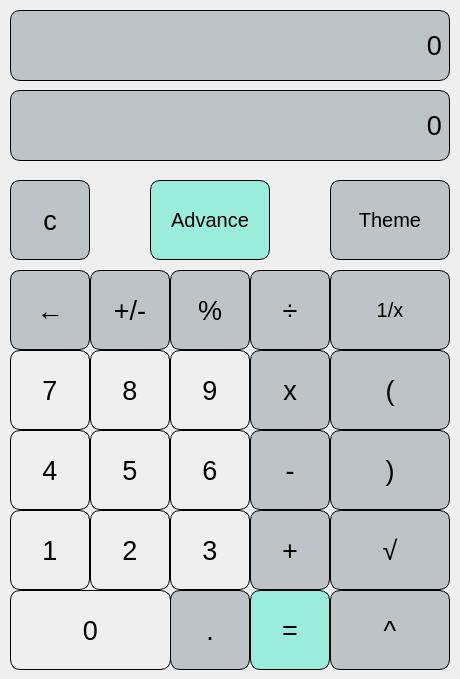
Old version of the form QT_Calc/mainwindow.ui in the repository monika-shaw-cctech/QT-Calculator.
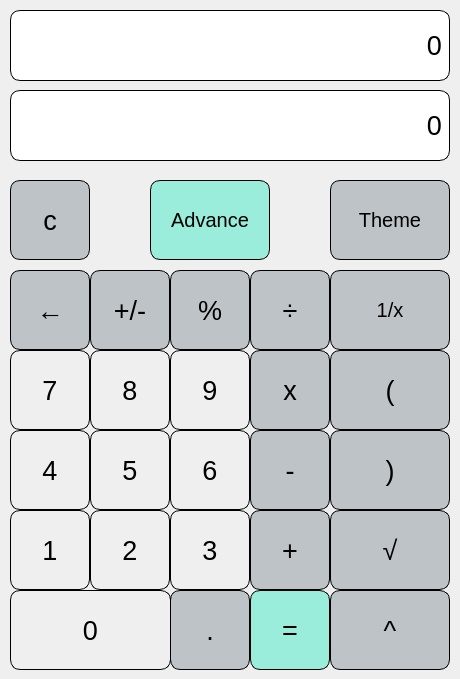
New version of the form.

The edit to the form file:
```diff
--- a/QT_Calc/mainwindow.ui
+++ b/QT_Calc/mainwindow.ui
@@ -36,7 +36,7 @@
 {
   border:1px solid;
 border-radius : 10px;
- background-color : #bdc3c7;
+ background-color : white;
 color:black;
 
 }</string>
@@ -70,7 +70,7 @@
 {
   border:1px solid;
 border-radius : 10px;
- background-color : #bdc3c7;
+ background-color : white;
 color:black;
 
 }</string>
```
Left out of the diff: 111 changed lines with no effect on the pictures.
